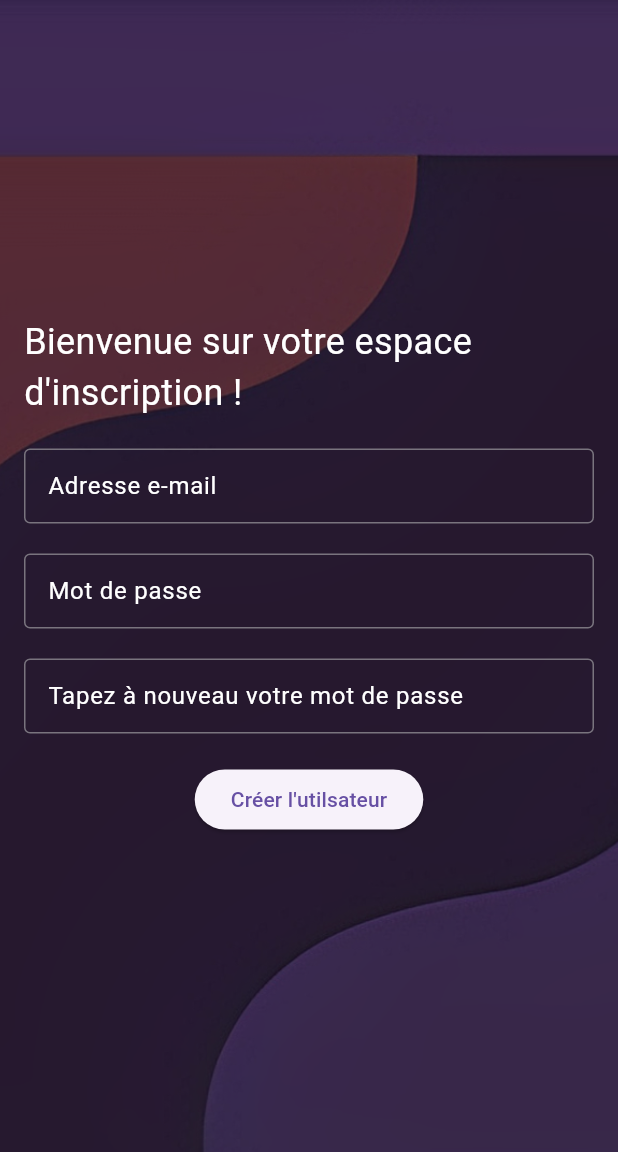
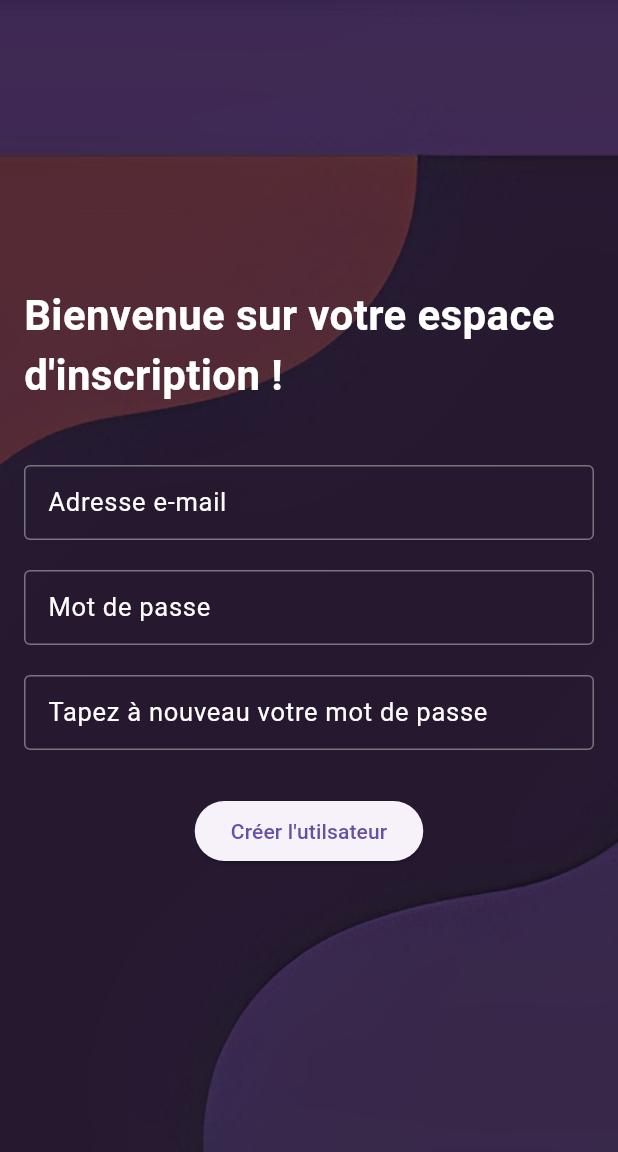
Before and after one commit to TheoPrs/FabLocker, a Flutter app: the addUsers screen opened directly, on a phone screen of 412 x 824 dp, the part 84-1236 px from its top. Run offline on Flutter 3.47's test engine with Material 3 defaults, Android fonts, the phone set to English and light mode, and no system bars.

Commit message:
externalisation style

```diff
--- a/fablocker/lib/ConnexionPage.dart
+++ b/fablocker/lib/ConnexionPage.dart
@@ -1,6 +1,5 @@
 import 'package:fablocker/PrincipalePage.dart';
 import 'package:flutter/material.dart';
-import 'PrincipalePage.dart';
 
 
 class MyHomePage extends StatefulWidget {
@@ -84,6 +83,8 @@ class _MyHomePageState extends State<MyHomePage> {
                 onPressed: () {
                   String username = usernameController.text;
                   String password = passwordController.text;
+                  String testUsername = "theo@junia.student.com";
+                  String testPassword = "17022001Tp";
 
                   if (username.isEmpty || password.isEmpty) {
                     ScaffoldMessenger.of(context).showSnackBar(
@@ -98,7 +99,7 @@ class _MyHomePageState extends State<MyHomePage> {
                       ),
                     );
                   } else {
-                    if (username == "theo@junia.student.com" && password == "17022001Tp") {
+                    if (username == testUsername && password == testPassword) {
                       ScaffoldMessenger.of(context).showSnackBar(
                         const SnackBar(
                           content: Text('Bienvenue'),
--- /dev/null
+++ b/fablocker/lib/Style/style.dart
@@ -0,0 +1,17 @@
+import 'package:flutter/material.dart';
+
+const TextStyle titleStyle = TextStyle(
+  fontSize: 28.0,
+  color: Colors.white,
+  fontWeight: FontWeight.bold
+);
+
+const TextStyle inputDecorationStyle = TextStyle(
+  color: Colors.white,
+  fontSize: 17.0,
+);
+
+const TextStyle inputStyle = TextStyle(
+  color: Colors.white,
+  fontSize: 17.0,
+);
--- a/fablocker/lib/add_user.dart
+++ b/fablocker/lib/add_user.dart
@@ -1,4 +1,5 @@
 import 'package:flutter/material.dart';
+import 'Style/style.dart';
 
 class addUsers extends StatefulWidget {
   const addUsers({super.key});
@@ -38,13 +39,15 @@ class _addUsers extends State<addUsers> {
                 alignment: Alignment(0, -0.85),
                 child: Text(
                   'Bienvenue sur votre espace d\'inscription !',
-                  style: TextStyle(
-                    color: Colors.white,
-                    fontSize: 24.0,
-                  ),
+                  style: titleStyle
                 ),
               ),
-              const SizedBox(height: 20.0),
+
+
+              const SizedBox(height: 40.0),
+
+
+              //Adresse email
               SizedBox(
                 height: 50,
                 width: 440,
@@ -52,15 +55,18 @@ class _addUsers extends State<addUsers> {
                   controller: usernameController,
                   decoration: const InputDecoration(
                     labelText: 'Adresse e-mail',
-                    labelStyle: TextStyle(color: Color.fromARGB(255, 255, 255, 255)),
+                    labelStyle: inputDecorationStyle,
                     border: OutlineInputBorder(),
                   ),
-                  style: const TextStyle(
-                    color: Colors.white,
-                  ),
+                  style: inputStyle
                 ),
               ),
+
+
               const SizedBox(height: 20.0),
+
+
+              //Mot de passe
               SizedBox(
                 height: 50,
                 width: 440,
@@ -69,16 +75,19 @@ class _addUsers extends State<addUsers> {
                   obscureText: true,
                   decoration: const InputDecoration(
                     labelText: 'Mot de passe ',
-                    labelStyle: TextStyle(color: Color.fromARGB(255, 255, 255, 255)),
+                    labelStyle: inputDecorationStyle,
                     border: OutlineInputBorder(),
                   ),
-                  style: const TextStyle(
-                    color: Colors.white,
-                  ),
+                  style: inputStyle
                 ),
               ),
+
+
               const SizedBox(height: 20.0),
-               SizedBox(
+
+
+              //Retype mot de passe
+              SizedBox(
                 height: 50,
                 width: 440,
                 child: TextField(
@@ -86,16 +95,19 @@ class _addUsers extends State<addUsers> {
                   obscureText: true,
                   decoration: const InputDecoration(
                     labelText: 'Tapez à nouveau votre mot de passe',
-                    labelStyle: TextStyle(color: Color.fromARGB(255, 255, 255, 255)),
+                    labelStyle: inputDecorationStyle,
                     border: OutlineInputBorder(),
                   ),
-                  style: const TextStyle(
-                    color: Colors.white,
-                  ),
+                  style: inputStyle
                 ),
               ),
-              const SizedBox(height: 20.0),
-                ElevatedButton(
+
+
+              const SizedBox(height: 30.0),
+
+
+              //Bouton envoie formulaire
+              ElevatedButton(
                 onPressed: () {
                   String username = usernameController.text;
                   String password = passwordController.text;
@@ -107,19 +119,22 @@ class _addUsers extends State<addUsers> {
                         content: Text('Chaque champ doit être rempli !'),
                       ),
                     );
-                  } else if (!usernameRegExp.hasMatch(username)) {
+                  }
+                  else if (!usernameRegExp.hasMatch(username)) {
                     ScaffoldMessenger.of(context).showSnackBar(
                       const SnackBar(
                         content: Text('L\'adresse e-mail doit être ecrite au format isen@junia.com et le mot de passe au format valide.'),
                       ),
                     );
-                  } else if((!passwordRegExp.hasMatch(password) ||(!passwordRegExp.hasMatch(checkPassword)))){
+                  }
+                  else if((!passwordRegExp.hasMatch(password) ||(!passwordRegExp.hasMatch(checkPassword)))){
                     ScaffoldMessenger.of(context).showSnackBar(
                       const SnackBar(
                         content: Text('Le mot de passe doit faire 8 caractères minimum avec des majuscules, minuscules ou bien des chiffres !'),
                       ),
                     );
-                  } else if (password != checkPassword){
+                  }
+                  else if (password != checkPassword){
                     ScaffoldMessenger.of(context).showSnackBar(
                       const SnackBar(
                         content: Text('Les mots de passes doivent être identiques !'),
--- a/fablocker/lib/main.dart
+++ b/fablocker/lib/main.dart
@@ -14,8 +14,8 @@
   @override
   Widget build(BuildContext context) {
     return const MaterialApp(
-      home : MyHomePage(),
-      //home : addItems(),
+      //home : MyHomePage(),
+      home : addItems(),
       //home : addUsers(),
     );
   }
--- a/fablocker/lib/widgets/singleChoice.dart
+++ b/fablocker/lib/widgets/singleChoice.dart
@@ -25,7 +25,7 @@ class _SingleChoiceWidgetState extends State<SingleChoiceWidget> {
           return RadioListTile(
             title: Text(
               widget.choices[index],
-              style: TextStyle(
+              style: const TextStyle(
                 color: Colors.white, // Changer la couleur du texte ici
               ),
             ),
```
Also changed, not shown: fablocker/lib/add_items.dart (+51 -25 lines).
